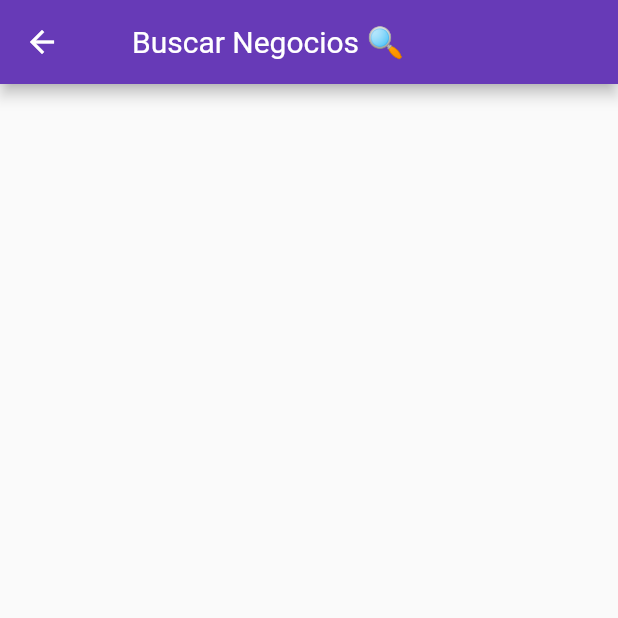
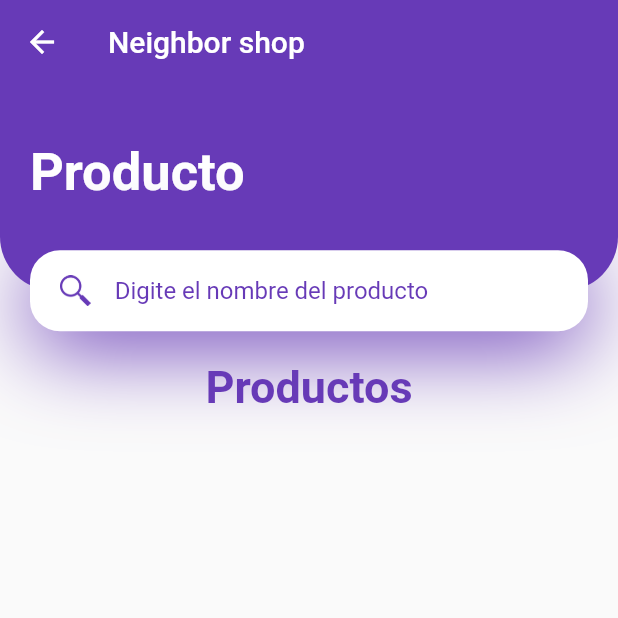
Before and after one commit to caom312/neighborshop, a Flutter app: the screen it shows after launch, in the side drawer, after a tap on "Consultar Productos", on a phone screen of 412 x 824 dp, the top half of it. Run offline on Flutter 3.47's test engine with Material 2 defaults, Android fonts, the phone set to English and light mode, and no system bars; our stand-ins replace cloud_firestore, firebase_core; accounts and stored records are empty.

Commit message:
Se agrega al menu Consultar Productos Lista los productos Se realiza la busqueda de los negocios por producto

```diff
--- /dev/null
+++ b/lib/busquedapro.dart
@@ -0,0 +1,282 @@
+import 'package:cloud_firestore/cloud_firestore.dart';
+import 'package:flutter/material.dart';
+import 'package:neighborshop/pantallas/descripcionnegocio.dart';
+import 'package:neighborshop/pantallas/negociomodelodata.dart';
+
+
+class busquedapro extends StatefulWidget {
+  const busquedapro({Key? key}) : super(key: key);
+
+  @override
+  _busquedaproState createState() => _busquedaproState();
+}
+
+class _busquedaproState extends State<busquedapro> {
+
+  TextEditingController producto=TextEditingController();
+  List listaprod=[];
+  List listaneg=[];
+  List listaProductos=[];
+
+  void initState(){
+    getProductos1();
+    super.initState();
+  }
+
+
+void getProductos1() async {
+  CollectionReference productos = FirebaseFirestore.instance.collection('Productos');
+  QuerySnapshot productos1 = await productos.get();
+  if (productos1.docs.length!=0) {
+    for (var prod1 in productos1.docs) {
+      setState((){
+        listaProductos.add(prod1.data());
+        print(prod1.data());
+      });
+
+    }
+  }
+  else{
+    print("Error...");
+  }
+  print(listaProductos.length);
+}
+  void getProductos() async {
+    listaprod.clear(); //Elimina todos los datos que tenga el list
+    listaneg.clear();
+
+    CollectionReference productos = FirebaseFirestore.instance.collection(
+        'Productos');
+    QuerySnapshot productos1 = await productos.where(
+        'nombre', isEqualTo: producto.text).get();
+    if (productos1.docs.length != 0) {
+      for (var prod in productos1.docs) {
+        listaprod.add(prod.data());
+        print(prod.data());
+      }
+      for (var i = 0; i < listaprod.length; i++) {
+        String id = listaprod[i]['negocio'].toString();
+        CollectionReference negocios = FirebaseFirestore.instance.collection(
+            'Negocios');
+        QuerySnapshot negocios1 = await negocios.where(
+            FieldPath.documentId, isEqualTo: id).get();
+        if (negocios1.docs.length != 0) {
+          for (var nego in negocios1.docs) {
+            setState(() {
+              listaneg.add(nego.data());
+              print(nego.data());
+            });
+          }
+        }
+        else {
+          print("Error");
+        }
+      }
+    }
+    else {
+      print("Error");
+    }
+  }
+
+  @override
+  Widget build(BuildContext context) {
+    Size size = MediaQuery
+        .of(context)
+        .size;
+    return Scaffold(
+      appBar: AppBar(
+        elevation: 0,
+        title: Text("Neighbor shop"),
+      ),
+      body: SingleChildScrollView(
+        scrollDirection: Axis.vertical,
+        child: Column(
+          children: [
+            Container(
+              height: size.height * 0.2,
+              child: Stack(
+                children: [
+                  Container(
+                    padding: EdgeInsets.only(
+                      left: 20,
+                      right: 20,
+                      bottom: 20,
+                    ),
+                    height: size.height * 0.2 - 27,
+                    decoration: BoxDecoration(
+                      color: Colors.deepPurple,
+                      borderRadius: BorderRadius.only(
+                        bottomLeft: Radius.circular(36),
+                        bottomRight: Radius.circular(36),
+                      ),
+                    ),
+                    child: Row(
+                      children: [
+                        Text(
+                          "Producto",
+                          style: TextStyle(color: Colors.white,
+                              fontWeight: FontWeight.bold,
+                              fontSize: 35),
+                        ),
+                        Spacer(),
+                        //Image.asset("assets/iconos/001.PNG"),
+                      ], //children
+                    ),
+                  ),
+                  Positioned(
+                    bottom: 0,
+                    right: 0,
+                    left: 0,
+                    child: Container(
+                      alignment: Alignment.center,
+                      margin: EdgeInsets.symmetric(horizontal: 20),
+                      padding: EdgeInsets.symmetric(horizontal: 20),
+                      height: 54,
+                      decoration: BoxDecoration(
+                          color: Colors.white,
+                          borderRadius: BorderRadius.circular(20),
+                          boxShadow: [
+                            BoxShadow(
+                              offset: Offset(0, 10),
+                              blurRadius: 50,
+                              color: Colors.deepPurple.withOpacity(1),
+                            ),
+                          ]
+                      ),
+                      child: TextField(
+
+                          textInputAction: TextInputAction.search,
+                          decoration: InputDecoration(
+                            hintText: "Digite el nombre del producto",
+                            hintStyle: TextStyle(
+                              color: Colors.deepPurple,
+                            ),
+                            enabledBorder: InputBorder.none,
+                            focusedBorder: InputBorder.none,
+
+                            icon: Image.asset(
+                              "assets/iconos/001.png", color: Colors.deepPurple,
+                              scale: 50,),
+                          ),
+                          controller: producto,
+                          onSubmitted: (value) {
+                            print("hola");
+                            getProductos();
+                          }
+                      ),
+                    ),
+                  ),
+                ],
+              ),
+            ),
+
+            Column(
+              children: [
+                (() {
+                  if (listaneg.length != 0) {
+                    return Column(
+                        children: [
+                          Container(
+                              height: 50,
+                              margin: EdgeInsets.only(
+                                top: 20,
+                              ),
+                              child: Stack(
+                                children: [
+                                  Text("Negocios",
+                                    style: TextStyle(color: Colors.deepPurple,
+                                        fontWeight: FontWeight.bold,
+                                        fontSize: 30),
+                                  ),
+                                ],
+                              )
+                          ),
+                         Column(
+                            children: [
+                              for(var i = 0; i < listaneg.length; i++)(
+                                  ListTile(
+                                    onTap: () {
+                                      print(listaneg[i]);
+                                      negociomodelodata n = negociomodelodata(
+                                          listaneg[i]['categoria'],
+                                          listaneg[i]['celular'],
+                                          listaneg[i]['direccion'],
+                                          listaneg[i]['foto'],
+                                          listaneg[i]['logo'],
+                                          listaneg[i]['nombre'],
+                                          listaneg[i]['paginaweb'],
+                                          listaneg[i]['telefono_fijo']);
+                                      Navigator.push(context, MaterialPageRoute(
+                                          builder: (context) =>
+                                              descripcionnegocio(
+                                                  Negociomodelodata: n)));
+                                    },
+                                    title: Text(
+                                        listaneg[i]['nombre'].toString()),
+                                    subtitle: Text(
+                                        listaneg[i]['categoria'].toString()),
+
+                                    trailing: Icon(Icons.arrow_forward_ios),
+                                    leading: SizedBox(
+                                      width: 70,
+                                      height: 70,
+                                      child: Image.network(listaneg[i]['logo']),
+                                    ),
+
+                                    //title: miCardImage(url: datos_negocios[j]['foto'],texto: datos_negocios[j]['nombre']+" "+datos_negocios[j]['categoria']+'\n'+datos_negocios[j]['celular'])
+                                  )
+                              ),
+                            ],
+                          ),
+                        ] //children
+                    );
+                  }
+                  else {
+                    return Column(
+                        children: [
+                          Container(
+                              height: 50,
+                              margin: EdgeInsets.only(
+                                top: 20,
+                              ),
+                              child: Stack(
+                                children: [
+                                  Text("Productos",
+                                    style: TextStyle(color: Colors.deepPurple,
+                                        fontWeight: FontWeight.bold,
+                                        fontSize: 30),
+                                  ),
+                                ],
+                              )
+                          ),
+                          Column(
+                            children: [
+                              for(var a = 0; a<listaProductos.length; a++)(
+                                  ListTile(
+
+                                    title: Text(
+                                        listaProductos[a]['nombre'].toString()),
+                                    subtitle: Text("Precio: " +
+                                        listaProductos[a]['precio'].toString()),
+
+                                    trailing: Icon(Icons.arrow_forward_ios),
+
+                                  )
+
+                              ),
+                            ],
+                          ),
+                        ] //children
+                    );
+                  }
+                }()) //Codigo DART
+              ], //Children
+            ),
+
+          ], //children
+        ),
+      ),
+      // This trailing comma makes auto-formatting nicer for build methods.
+    );
+  }
+}
--- a/lib/menulateral/menuLateral.dart
+++ b/lib/menulateral/menuLateral.dart
@@ -1,5 +1,6 @@
 import 'package:flutter/material.dart';
 import 'package:neighborshop/pantallas/listarnegocios.dart';
+import '../busquedapro.dart';
 import '../registro.dart';
 
 
@@ -50,13 +51,19 @@ Drawer drawermenulateral(BuildContext context) {
             },
           ),
           ListTile(
-            title: Text('Consultar Productos',style: TextStyle(fontSize: 15),),
+            title: Text('Consultar Negocios',style: TextStyle(fontSize: 15),),
             leading: Icon(Icons.search_outlined),
             onTap: (){
               Navigator.push(context, MaterialPageRoute(builder: (context)=> listarnegocios()));
             },
           ),
-
+          ListTile(
+            title: Text('Consultar Productos',style: TextStyle(fontSize: 15),),
+            leading: Icon(Icons.search_outlined),
+            onTap: (){
+              Navigator.push(context, MaterialPageRoute(builder: (context)=> busquedapro()));
+            },
+          ),
           ListTile(
             title: Text('Salir',style: TextStyle(fontSize: 15),),
             leading: Icon(Icons.logout_outlined),
```
